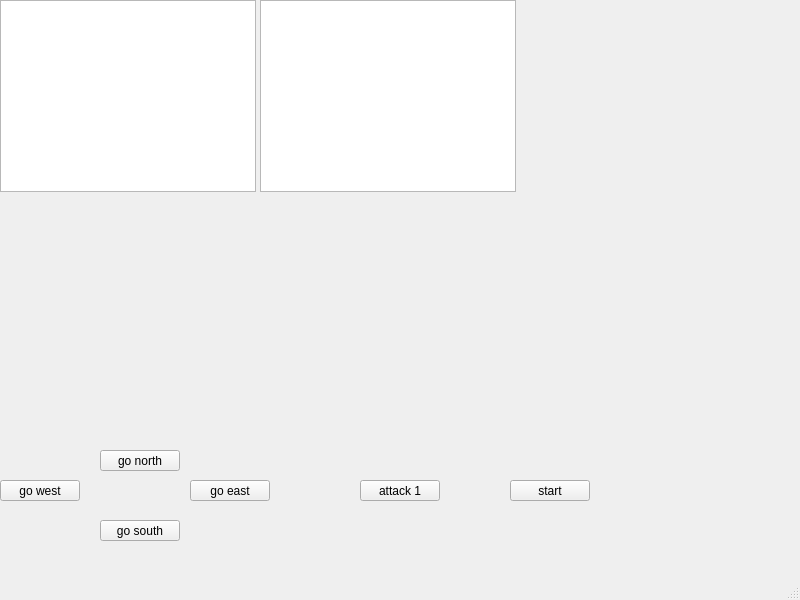
The window that Src Files/mainwindow.ui (calvin224/Zork) describes before a commit, drawn with Qt 5.
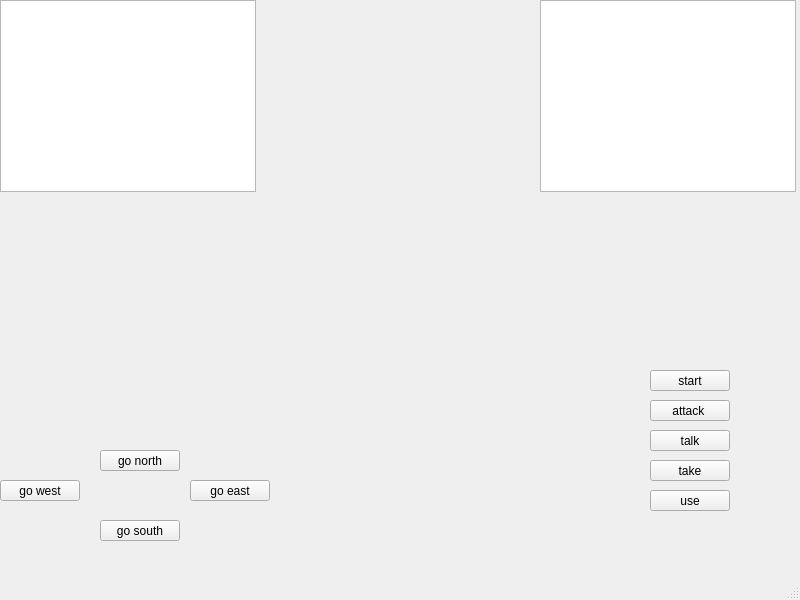
The same window after the commit.

```diff
--- a/Src Files/mainwindow.ui
+++ b/Src Files/mainwindow.ui
@@ -69,8 +69,8 @@
    <widget class="QPushButton" name="Start">
     <property name="geometry">
      <rect>
-      <x>510</x>
-      <y>480</y>
+      <x>650</x>
+      <y>370</y>
       <width>80</width>
       <height>21</height>
      </rect>
@@ -92,7 +92,7 @@
    <widget class="QTextBrowser" name="textBrowser_2">
     <property name="geometry">
      <rect>
-      <x>260</x>
+      <x>540</x>
       <y>0</y>
       <width>256</width>
       <height>192</height>
@@ -102,14 +102,53 @@
    <widget class="QPushButton" name="input">
     <property name="geometry">
      <rect>
-      <x>360</x>
-      <y>480</y>
+      <x>650</x>
+      <y>400</y>
       <width>80</width>
       <height>21</height>
      </rect>
     </property>
     <property name="text">
-     <string>attack 1</string>
+     <string>attack </string>
+    </property>
+   </widget>
+   <widget class="QPushButton" name="talk">
+    <property name="geometry">
+     <rect>
+      <x>650</x>
+      <y>430</y>
+      <width>80</width>
+      <height>21</height>
+     </rect>
+    </property>
+    <property name="text">
+     <string>talk</string>
+    </property>
+   </widget>
+   <widget class="QPushButton" name="take">
+    <property name="geometry">
+     <rect>
+      <x>650</x>
+      <y>460</y>
+      <width>80</width>
+      <height>21</height>
+     </rect>
+    </property>
+    <property name="text">
+     <string>take</string>
+    </property>
+   </widget>
+   <widget class="QPushButton" name="use">
+    <property name="geometry">
+     <rect>
+      <x>650</x>
+      <y>490</y>
+      <width>80</width>
+      <height>21</height>
+     </rect>
+    </property>
+    <property name="text">
+     <string>use</string>
     </property>
    </widget>
   </widget>
```
